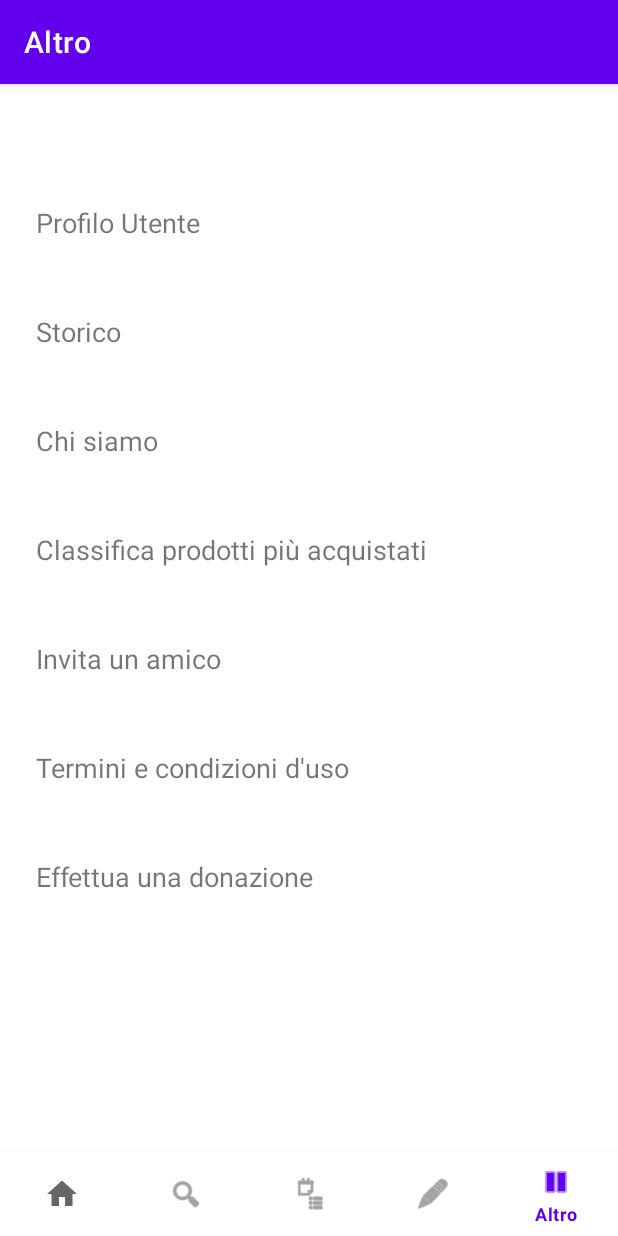
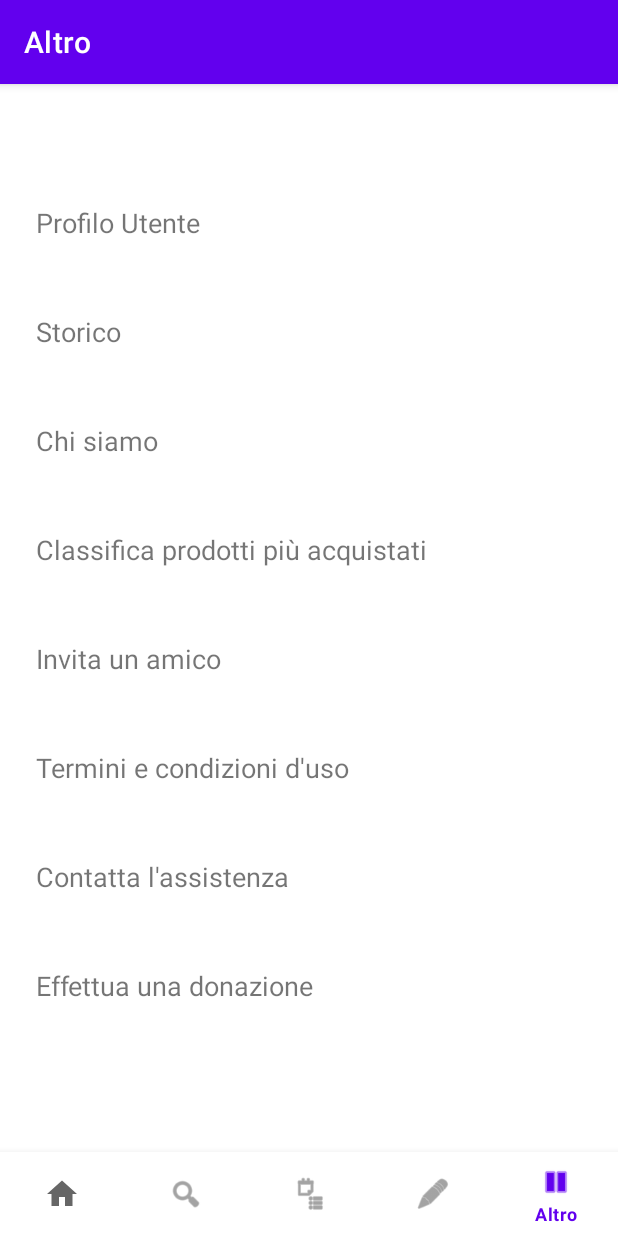
Before and after one commit to IzziGiuseppe/GreenMarket, an Android app: the AltroFragment screen opened through its navigation route, on a phone screen of 412 x 824 dp. Run offline under Robolectric (Android 15) with nearby library versions, the phone set to English and light mode, and no system bars; our stand-ins replace Room's generated code, navigation-ui.

Commit message:
Sistemati alcuni bug grafici; aggiunta opzione assistenza (ancora da implementare)

```diff
--- a/GreenMarket/app/src/main/java/com/example/greenmarket/ui/altro/AltroViewModel.kt
+++ b/GreenMarket/app/src/main/java/com/example/greenmarket/ui/altro/AltroViewModel.kt
@@ -1,11 +1,6 @@
 package com.example.greenmarket.ui.altro
 
 import android.app.Application
-import android.content.Intent
-import android.net.Uri
-import android.widget.Toast
-import androidx.core.content.ContentProviderCompat.requireContext
-import androidx.core.content.ContextCompat.startActivity
 import androidx.lifecycle.AndroidViewModel
 import androidx.lifecycle.LiveData
 import androidx.lifecycle.MutableLiveData
@@ -20,6 +15,7 @@ class AltroViewModel(application: Application) : AndroidViewModel(application) {
             AltroMenu("Classifica prodotti più acquistati"),
             AltroMenu("Invita un amico"),
             AltroMenu("Termini e condizioni d'uso"),
+            AltroMenu("Contatta l'assistenza"),
             AltroMenu("Effettua una donazione")
         )
     }
--- a/GreenMarket/app/src/main/res/navigation/mobile_navigation.xml
+++ b/GreenMarket/app/src/main/res/navigation/mobile_navigation.xml
@@ -34,16 +34,6 @@
         android:name="com.example.greenmarket.ui.altro.AltroFragment"
         android:label="@string/title_altro"
         tools:layout="@layout/fragment_altro" >
-        <action
-            android:id="@+id/altro_to_term_cond"
-            app:destination="@+id/navigation_term_cond"/>
     </fragment>
 
-    <fragment
-        android:id="@+id/navigation_term_cond"
-        android:name="com.example.greenmarket.ui.altro.termini_condizioni.TermCondFragment"
-        android:label="Termini e condizioni"
-        tools:layout="@layout/fragment_term_cond"
-        />
-
 </navigation>
```
Also changed, not shown: GreenMarket/app/src/main/AndroidManifest.xml (+7 -0 lines), GreenMarket/app/src/main/java/com/example/greenmarket/ui/altro/AltroFragment.kt (+9 -5 lines), 182 other files.
